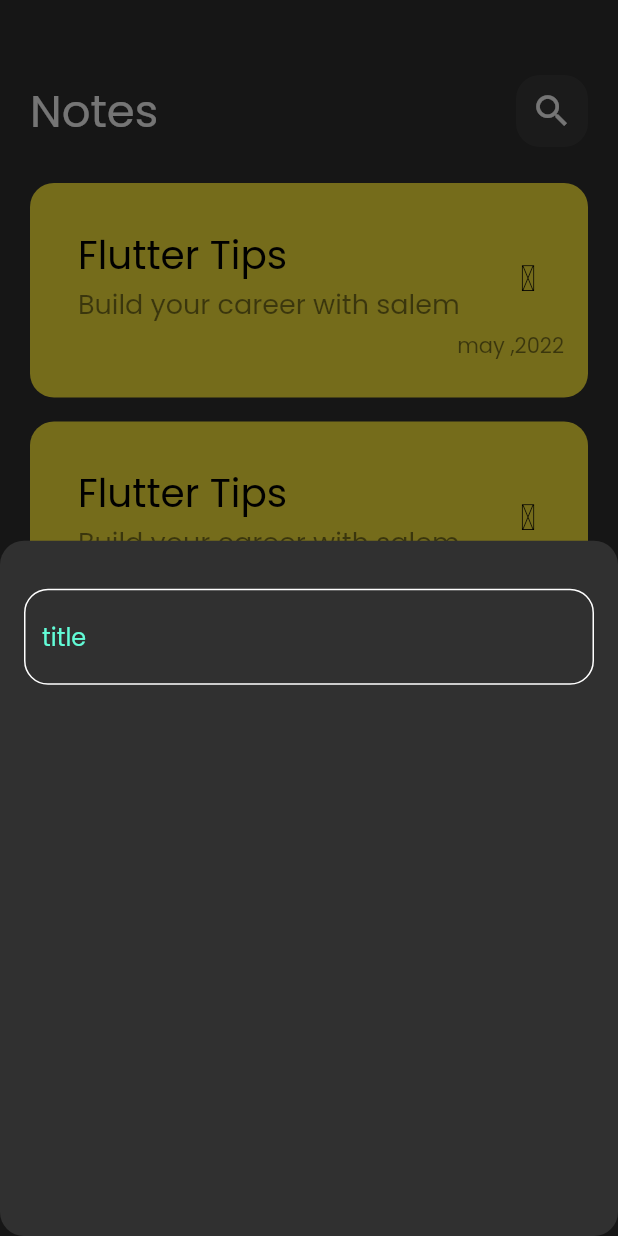
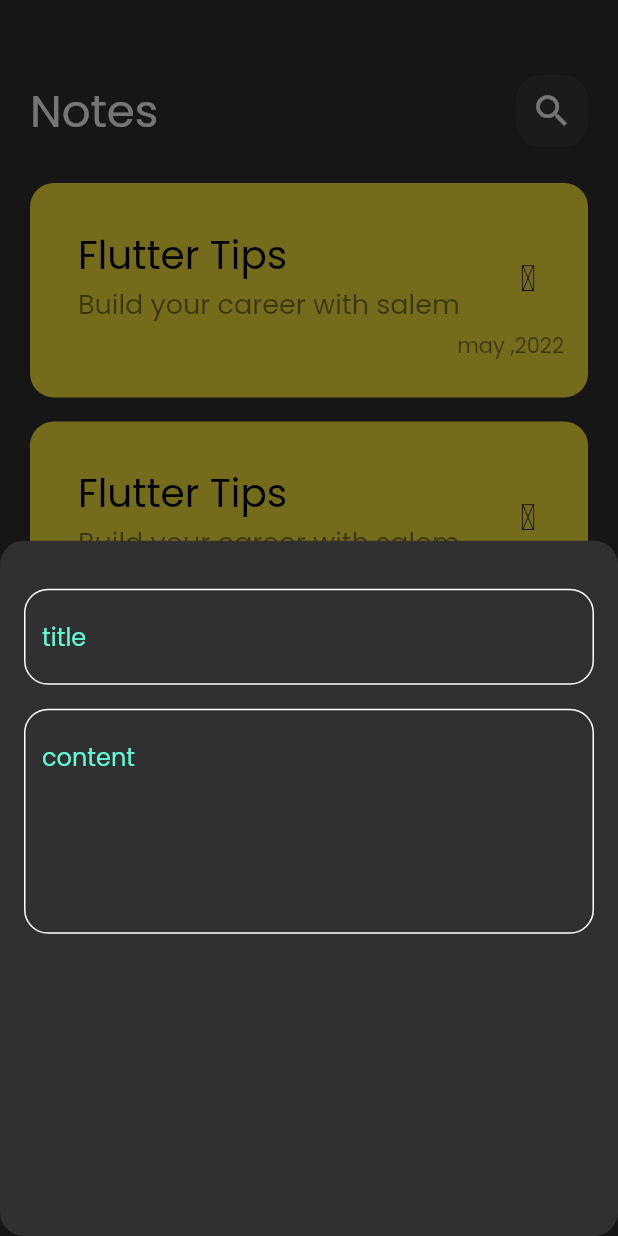
Before and after one commit to Mostafa13elkomy/Notes-App, a Flutter app: the screen it shows after launch, after a tap on the "add" icon, on a phone screen of 412 x 824 dp. Run offline on Flutter 3.47's test engine with Material 2 defaults, Android fonts, the phone set to English and light mode, and no system bars; missing offline and left inert: awesome_icons.

Commit message:
add fields to note button sheet

```diff
--- a/lib/views/widgets/add_note_button-sheet.dart
+++ b/lib/views/widgets/add_note_button-sheet.dart
@@ -1,5 +1,6 @@
 import 'package:flutter/material.dart';
 import 'cutom_text_feild.dart';
+
 class AddNoteButtonSheet extends StatelessWidget {
   const AddNoteButtonSheet({super.key});
 
@@ -8,11 +9,19 @@ class AddNoteButtonSheet extends StatelessWidget {
     return Padding(
       padding: const EdgeInsets.symmetric(horizontal: 16),
       child: Column(
-          children: [
-            SizedBox(height: 32,),
-      const CutomTextFeild(),
-
-
+        children: const [
+          SizedBox(
+            height: 32,
+          ),
+          CutomTextField(
+            hint: 'title',
+          ),
+          SizedBox(
+            height: 16,),
+          CutomTextField(
+            hint: 'content',
+            maxLines: 5,
+        )
         ],
       ),
     );
--- a/lib/views/widgets/cutom_text_feild.dart
+++ b/lib/views/widgets/cutom_text_feild.dart
@@ -1,29 +1,27 @@
 import 'package:flutter/material.dart';
 import 'package:todo/consts.dart';
 
-class CutomTextFeild extends StatelessWidget {
-  const CutomTextFeild({super.key});
-
+class CutomTextField extends StatelessWidget {
+  const CutomTextField({super.key, required this.hint,  this.maxLines = 1});
+  final String hint;
+  final int maxLines;
   @override
   Widget build(BuildContext context) {
     return TextField(
+      cursorColor: KPrimaryColor,
+      maxLines: maxLines,
       decoration: InputDecoration(
-        hintText: 'title',
-        hintStyle:const TextStyle(
-          color: KPrimaryColor
-        ),
+          hintText: hint,
+          hintStyle: const TextStyle(color: KPrimaryColor),
           border: buildBordrer(),
           enabledBorder: buildBordrer(),
           focusedBorder: buildBordrer(KPrimaryColor)),
-
     );
   }
 
   OutlineInputBorder buildBordrer([color]) {
     return OutlineInputBorder(
-          borderRadius: BorderRadius.circular(16),
-          borderSide: BorderSide(
-            color:color ?? Colors.white
-          ));
+        borderRadius: BorderRadius.circular(16),
+        borderSide: BorderSide(color: color ?? Colors.white));
   }
 }
```
Lines whose indentation alone changed are shown as unchanged.
